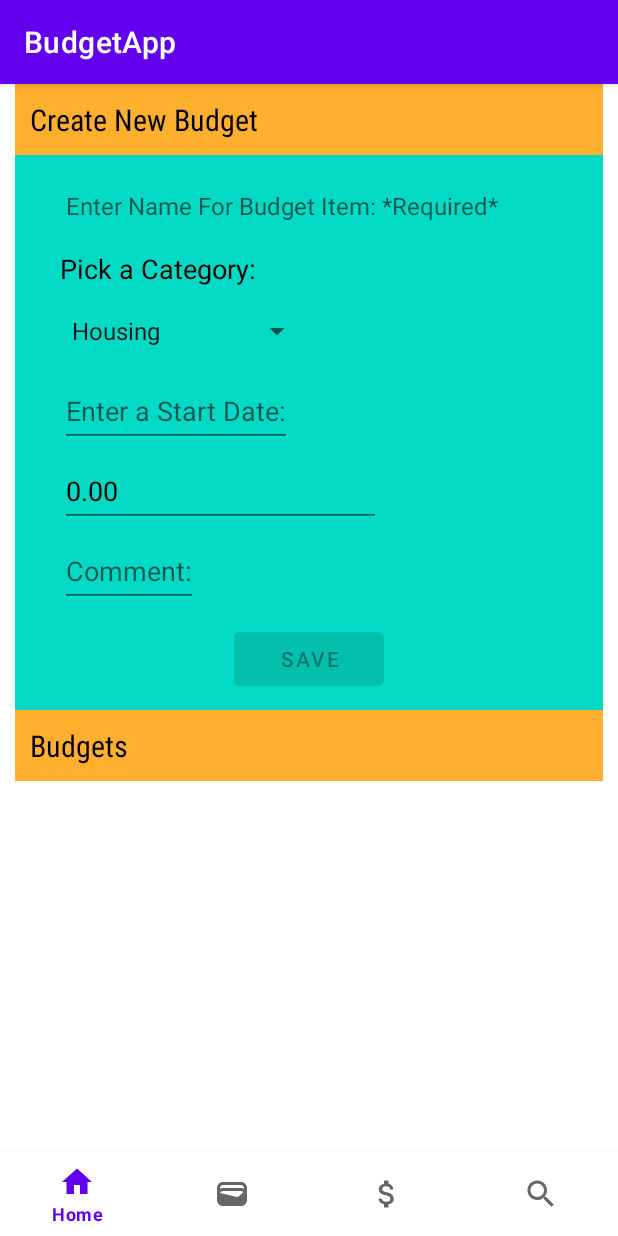
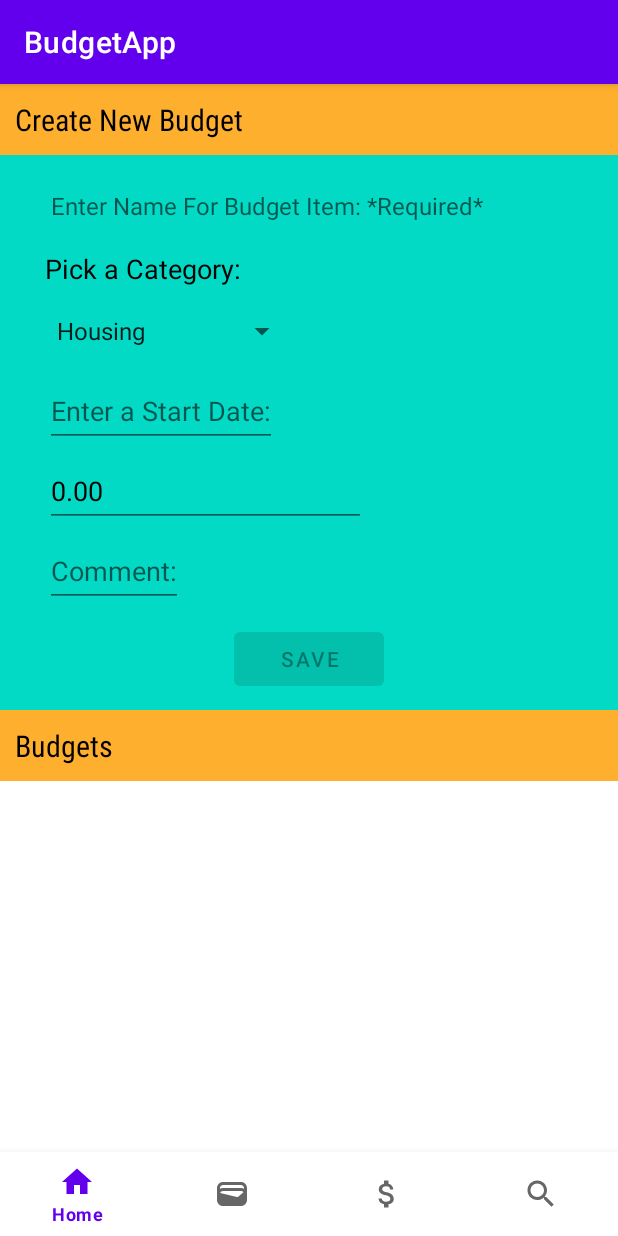
Before and after one commit to lillieayer/budgettracker, an Android app: the BudgetActivity screen opened directly, with no data from a screen before it, on a phone screen of 412 x 824 dp. Run offline under Robolectric (Android 15) with nearby library versions, the phone set to English and light mode, and no system bars; our stand-ins replace Firebase (no records; nobody signed in at launch, a user with empty details on screens opened directly); 2 statements that could not run were skipped.

```diff
--- a/app/src/main/java/cs445/budgetapp/ui/budget/BudgetActivity.java
+++ b/app/src/main/java/cs445/budgetapp/ui/budget/BudgetActivity.java
@@ -60,8 +60,7 @@ public class BudgetActivity extends AppCompatActivity {
         List<Budget> budgetList = new ArrayList<>();
         BudgetAdapter budgetAdapter = new BudgetAdapter(budgetList);
         RecyclerView recyclerView = findViewById(R.id.recycler_view);
-        LinearLayoutManager layout = new LinearLayoutManager(this);
-        layout.setOrientation(LinearLayoutManager.VERTICAL);
+        LinearLayoutManager layout = new LinearLayoutManager(this, LinearLayoutManager.VERTICAL,false);
         recyclerView.setLayoutManager(layout);
         recyclerView.setAdapter(budgetAdapter);
 
--- a/app/src/main/res/layout/activity_budget.xml
+++ b/app/src/main/res/layout/activity_budget.xml
@@ -7,33 +7,29 @@
     android:id="@+id/budget_activity_container"
     tools:context=".ui.budget.BudgetActivity">
 
-        <LinearLayout
-            android:layout_width="match_parent"
-            android:layout_height="match_parent"
-            android:orientation="vertical"
-            android:layout_marginBottom="50dp"
-            android:id="@+id/budget_contents_container">
                 <TextView
                     android:id="@+id/create_budget_title"
                     android:layout_width="match_parent"
                     android:layout_height="wrap_content"
+                    android:paddingLeft="10dp"
+                    android:paddingRight="10dp"
+                    android:layout_alignParentTop="true"
+                    android:background="@color/gold"
+                    android:fontFamily="sans-serif-condensed"
                     android:padding="10dp"
-                    android:background="@color/gold"
-                    android:layout_marginLeft="10dp"
-                    android:layout_marginRight="10dp"
-                    android:fontFamily="sans-serif-condensed"
                     android:text="@string/create_budget_title"
                     android:textColor="@color/black"
-                    android:textSize="20sp"/>
+                    android:textSize="20sp" />
 
         <LinearLayout xmlns:android="http://schemas.android.com/apk/res/android"
             xmlns:app="http://schemas.android.com/apk/res-auto"
             xmlns:tools="http://schemas.android.com/tools"
             android:id="@+id/edit_budget_layout"
             android:layout_width="match_parent"
+            android:layout_below="@id/create_budget_title"
             android:layout_height="wrap_content"
-                    android:layout_marginLeft="10dp"
-                    android:layout_marginRight="10dp"
+            android:paddingLeft="5dp"
+            android:paddingRight="5dp"
             android:background="@color/teal_200"
             android:orientation="vertical"
             android:padding="10dp">
@@ -56,9 +52,9 @@
                     android:layout_width="wrap_content"
                     android:layout_height="wrap_content"
                     android:layout_marginLeft="20dp"
+                    android:layout_marginBottom="5dp"
                     android:text="@string/editCategory"
                     android:textColor="@color/black"
-                            android:layout_marginBottom="5dp"
                     android:textSize="18sp" />
 
                 <Spinner
@@ -113,15 +109,17 @@
                     android:text="@string/saveButton" />
 
         </LinearLayout>
+
         <TextView
             android:id="@+id/budget_title"
             android:layout_width="match_parent"
             android:layout_height="wrap_content"
+            android:paddingLeft="10dp"
+            android:layout_below="@id/edit_budget_layout"
+            android:paddingRight="10dp"
+            android:background="@color/gold"
+            android:fontFamily="sans-serif-condensed"
             android:padding="10dp"
-                    android:background="@color/gold"
-                    android:layout_marginLeft="10dp"
-                    android:layout_marginRight="10dp"
-                    android:fontFamily="sans-serif-condensed"
             android:text="@string/nav_budget"
             android:textColor="@color/black"
             android:textSize="20sp" />
@@ -129,12 +127,17 @@
         <androidx.recyclerview.widget.RecyclerView
             android:id="@+id/recycler_view"
             android:layout_width="match_parent"
-                    android:layout_height="match_parent"
+            android:layout_height="wrap_content"
+            android:layout_below="@id/budget_title"
+            android:layout_above="@id/bottom_navigation_budget"
+            android:layout_marginTop="5dp"
+            android:nestedScrollingEnabled="true"
+            android:scrollbarSize="8dp"
+            android:scrollbarAlwaysDrawVerticalTrack="true"
             android:scrollbars="vertical"
             android:scrollbarThumbVertical="@color/gold"
             android:layout_marginRight="10dp"
             android:layout_marginLeft="10dp" />
-        </LinearLayout>
 
         <com.google.android.material.bottomnavigation.BottomNavigationView
             android:id="@+id/bottom_navigation_budget"
```
Also changed, not shown: app/src/main/res/layout/budget_item_layout.xml (+17 -14 lines). Lines whose indentation alone changed are shown as unchanged.
